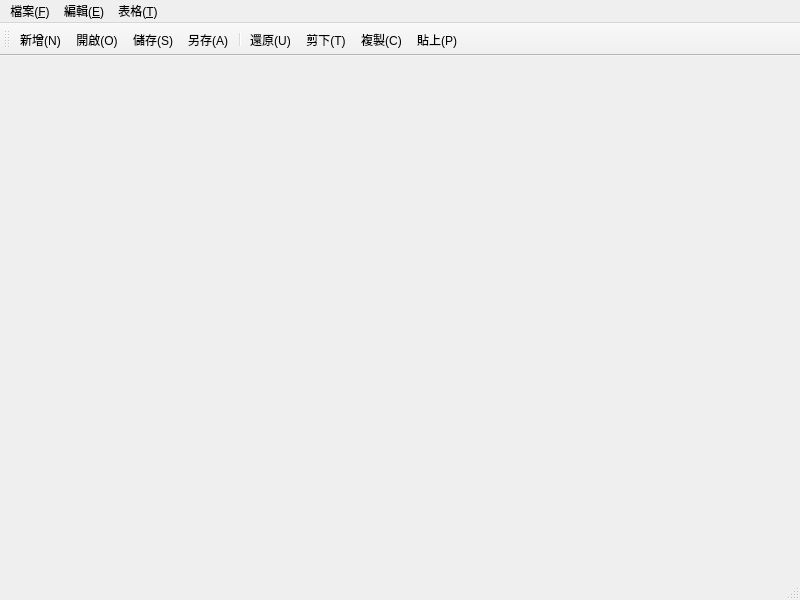
kem1005/designwindows, file mainwindow.ui: the form before one commit.
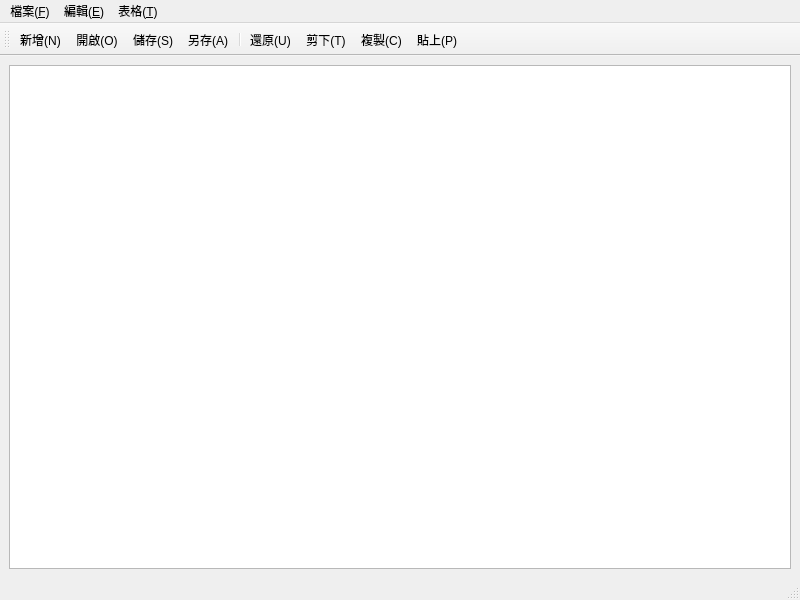
The form after the commit. Icons and pictures are not drawn.

```diff
--- a/mainwindow.ui
+++ b/mainwindow.ui
@@ -13,7 +13,13 @@
   <property name="windowTitle">
    <string>MainWindow</string>
   </property>
-  <widget class="QWidget" name="centralwidget"/>
+  <widget class="QWidget" name="centralwidget">
+   <layout class="QHBoxLayout" name="horizontalLayout">
+    <item>
+     <widget class="QTextEdit" name="textEdit"/>
+    </item>
+   </layout>
+  </widget>
   <widget class="QMenuBar" name="menubar">
    <property name="geometry">
     <rect>
```
